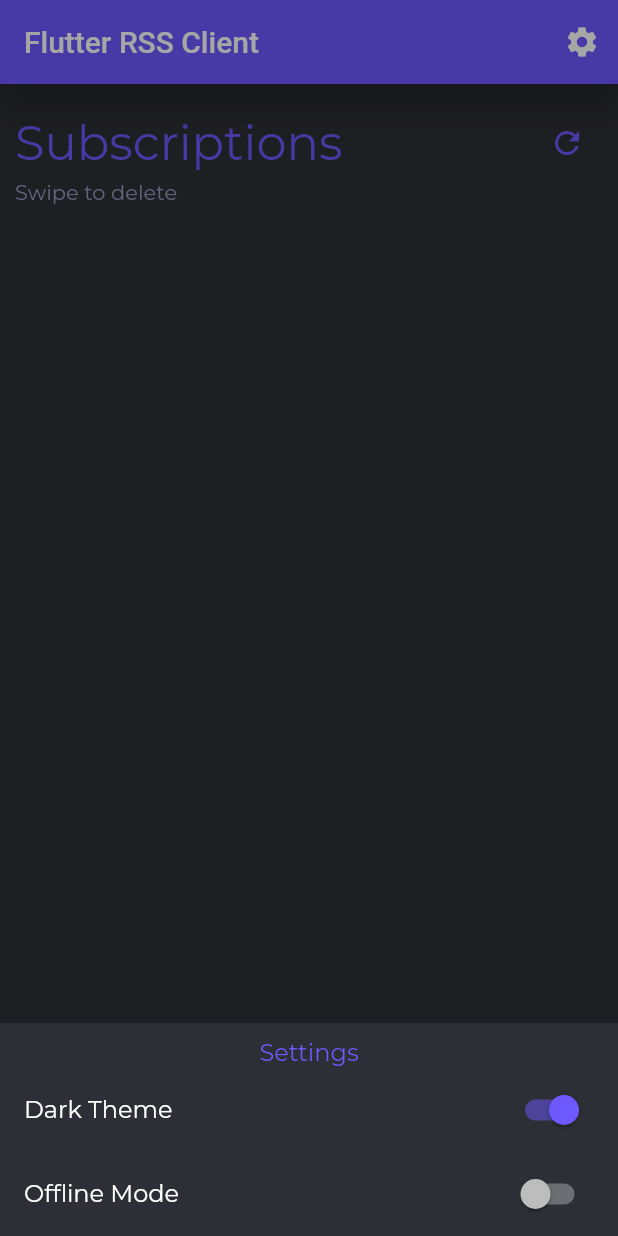
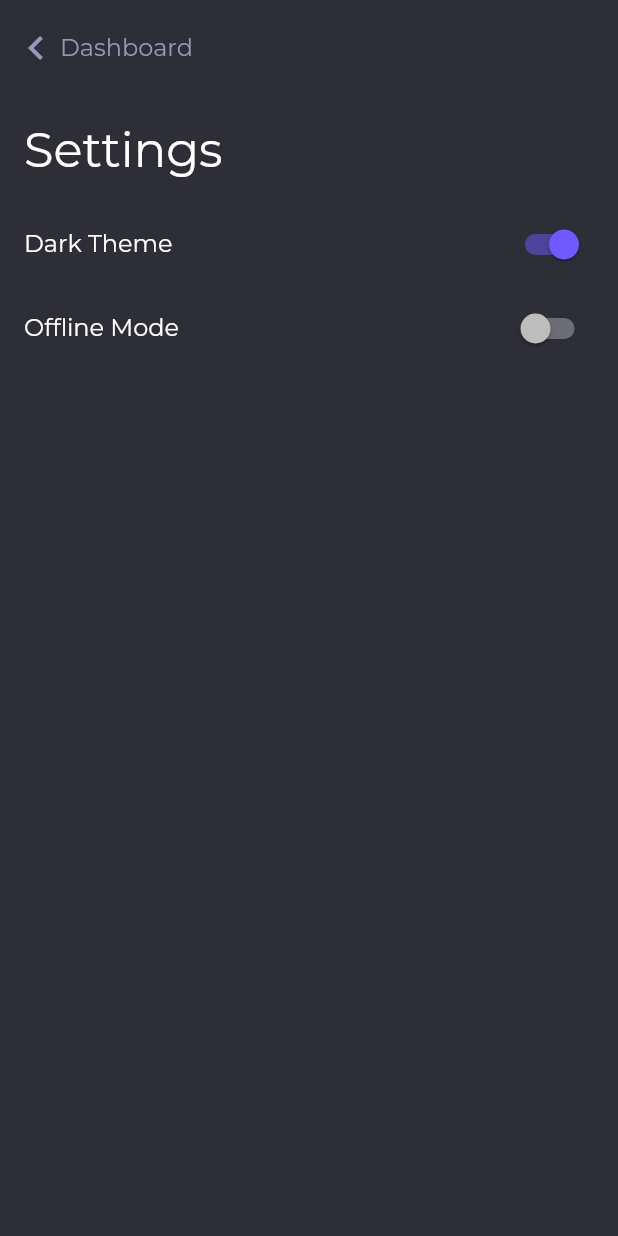
Before and after one commit to requ1Re/flutter-rss-client, a Flutter app: the screen it shows after launch, after a tap on the "settings" icon, on a phone screen of 412 x 824 dp. Run offline on Flutter 3.47's test engine with Material 2 defaults, Android fonts, the phone set to English and light mode, and no system bars; our stand-ins replace badges, flutter_html, google_fonts, jiffy, modal_bottom_sheet, shared_preferences; missing offline and left inert: dart_rss.

Commit message:
Finish Design Refresh (for now)

```diff
--- a/lib/pages/FeedViewPage.dart
+++ b/lib/pages/FeedViewPage.dart
@@ -77,7 +77,10 @@ class _FeedViewPageState extends State<FeedViewPage> {
                             },
                             contentPadding: EdgeInsets.zero,
                             title: Text(widget.feed.items[i].title),
-                            subtitle: widget.feed.items[i].pubDate != null ? Text(Jiffy(widget.feed.items[i].pubDate, "E, dd MMM yyyy HH:mm:ss zzz").yMMMMEEEEdjm) : null,
+                            subtitle: widget.feed.items[i].pubDate != null
+                              ? Text(Jiffy(widget.feed.items[i].pubDate, "E, dd MMM yyyy HH:mm:ss zzz").yMMMMEEEEdjm,
+                                  style: TextStyle(color: Theme.of(context).textTheme.bodyText2.color)
+                              ) : null,
                             trailing: widget.feed.items[i].content.images.isNotEmpty ? Image.network(widget.feed.items[i].content.images.first, fit: BoxFit.cover, width: 100) : null,
                           ),
                         )
--- a/lib/pages/FeedsPage.dart
+++ b/lib/pages/FeedsPage.dart
@@ -5,6 +5,7 @@ import 'package:dart_rss/dart_rss.dart';
 import 'package:flutter/cupertino.dart';
 import 'package:flutter/material.dart';
 import 'package:flutter_rss_client/pages/FeedViewPage.dart';
+import 'package:flutter_rss_client/pages/SettingsPage.dart';
 import 'package:flutter_rss_client/types/SavedFeed.dart';
 import 'package:flutter_rss_client/utils/ApplicationSettings.dart';
 import 'package:modal_bottom_sheet/modal_bottom_sheet.dart';
@@ -71,33 +72,56 @@ class _FeedsPageState extends State<FeedsPage> {
           crossAxisAlignment: CrossAxisAlignment.start,
           children: [
             Padding(
-                padding: EdgeInsets.only(left: 10, right: 10, top: 5, bottom: 10),
-                child: Column(
-                  crossAxisAlignment: CrossAxisAlignment.start,
-                  children: [
-                    Row(
-                      mainAxisAlignment: MainAxisAlignment.spaceBetween,
+              padding: EdgeInsets.symmetric(vertical: 16, horizontal: 16),
+              child: Row(
                 crossAxisAlignment: CrossAxisAlignment.center,
                 children: [
-                        Text("Subscriptions",
-                            style: TextStyle(
-                                fontSize: 32, color: Theme.of(context).primaryColor
-                            )
-                        ),
+                  Text("Flutter RSS Client", style: TextStyle(fontSize: 16)),
+                  Spacer(),
                   IconButton(
                     onPressed: () async {
                       if(!offlineMode){
                         await updateAllFeeds();
                       }
                     },
-                          icon: Icon(Icons.refresh),
-                          color: Theme.of(context).primaryColor,
+                    icon: Icon(
+                      Icons.refresh,
+                      color: Theme.of(context).textTheme.bodyText2.color
+                    )
+                  ),
+                  IconButton(
+                    onPressed: () {
+                      Navigator.push(
+                        context,
+                        MaterialPageRoute(builder: (context) => SettingsPage()),
+                      );
+                    },
+                    icon: Icon(
+                      Icons.settings,
+                      color: Theme.of(context).textTheme.bodyText2.color
+                    )
                   )
                 ],
               ),
-                    Text("Swipe to delete")
+            ),
+            Padding(
+              padding: EdgeInsets.only(top: 16, bottom: 32, left: 16, right: 16),
+              child: Column(
+                crossAxisAlignment: CrossAxisAlignment.start,
+                children: [
+                  Text("Subscriptions",
+                    style: TextStyle(
+                      fontSize: 32,
+                      color: Theme.of(context).textTheme.subtitle1.color
+                    )
+                  ),
+                  Text("Swipe to delete",
+                    style: TextStyle(
+                      fontSize: 18
+                    )
+                  ),
                 ],
-                )
+              ),
             ),
             Expanded(
               child: ReorderableListView.builder(
@@ -131,13 +155,13 @@ class _FeedsPageState extends State<FeedsPage> {
                             )
                           ],
                         ),
-                        subtitle: Text("Last updated: " + f.lastUpdate),
+                        subtitle: Text("Last updated: " + f.lastUpdate, style: TextStyle(color: Theme.of(context).textTheme.bodyText2.color)),
                         trailing: Column(
                           mainAxisAlignment: MainAxisAlignment.center,
                           children: [
                             Badge(
                               badgeContent: Text(f.loadedFeed?.items?.length?.toString() ?? "0", style: TextStyle(color: Colors.white)),
-                              badgeColor: Theme.of(context).primaryColor,
+                              badgeColor: Color(0xFF8185a3),
                             )
                           ],
                         ),
@@ -201,6 +225,7 @@ class _FeedsPageState extends State<FeedsPage> {
       return null;
     }else{
       return FloatingActionButton(
+        backgroundColor: Color(0xFF959abd),
         onPressed: () {
           showMaterialModalBottomSheet(
             shape: ContinuousRectangleBorder(
--- /dev/null
+++ b/lib/pages/SettingsPage.dart
@@ -0,0 +1,99 @@
+import 'package:flutter/material.dart';
+import 'package:flutter_rss_client/utils/ApplicationSettings.dart';
+
+class SettingsPage extends StatefulWidget {
+  const SettingsPage({ Key key }) : super(key: key);
+
+  @override
+  _SettingsPageState createState() => _SettingsPageState();
+}
+
+class _SettingsPageState extends State<SettingsPage> {
+  ApplicationSettings appSettings = ApplicationSettings();
+  bool darkTheme = false;
+  bool offlineMode = false;
+
+  @override
+  void initState() {
+    super.initState();
+
+    refreshSettings();
+
+    appSettings.addListener(() {
+      refreshSettings();
+    });
+  }
+
+  void refreshSettings(){
+    setState(() {
+      darkTheme = appSettings.isDarkThemeEnabled();
+      offlineMode = appSettings.isOfflineModeEnabled();
+    });
+  }
+
+  @override
+  Widget build(BuildContext context) {
+    appSettings = ApplicationSettings();
+
+    return Material(
+        child: SafeArea(
+          child: Column(
+            mainAxisSize: MainAxisSize.min,
+            crossAxisAlignment: CrossAxisAlignment.start,
+            children: [
+              Padding(
+                padding: EdgeInsets.symmetric(vertical: 16, horizontal: 8),
+                child: Row(
+                  crossAxisAlignment: CrossAxisAlignment.center,
+                  children: [
+                    GestureDetector(
+                      child: Row(
+                        children: [
+                          Icon(
+                            Icons.chevron_left,
+                            size: 32,
+                            color: Theme.of(context).textTheme.bodyText2.color,
+                          ),
+                          Text("Dashboard", style: TextStyle(fontSize: 16))
+                        ],
+                      ),
+                      onTap: () => {
+                        Navigator.pop(context)
+                      },
+                    ),
+                  ],
+                ),
+              ),
+              Padding(
+                padding: EdgeInsets.symmetric(vertical: 16, horizontal: 16),
+                child: Text("Settings",
+                  style: TextStyle(
+                    fontSize: 32,
+                    color: Theme.of(context).textTheme.subtitle1.color
+                  )
+                ),
+              ),
+              ListTile(
+                title: Text("Dark Theme"),
+                trailing: Switch(
+                    value: darkTheme,
+                    onChanged: (val){
+                      appSettings.setEnableDarkMode(val);
+                    }
+                ),
+              ),
+              ListTile(
+                title: Text("Offline Mode"),
+                trailing: Switch(
+                    value: offlineMode,
+                    onChanged: (val){
+                      appSettings.setEnableOfflineMode(val);
+                    }
+                ),
+              )
+            ],
+          ),
+        ),
+    );
+  }
+}
--- a/lib/pages/WrapperPage.dart
+++ b/lib/pages/WrapperPage.dart
@@ -1,7 +1,5 @@
 import 'package:flutter/material.dart';
 import 'package:flutter_rss_client/pages/FeedsPage.dart';
-import 'package:flutter_rss_client/utils/ApplicationSettings.dart';
-import 'package:modal_bottom_sheet/modal_bottom_sheet.dart';
 
 class WrapperPage extends StatefulWidget {
   @override
@@ -9,92 +7,12 @@ class WrapperPage extends StatefulWidget {
 }
 
 class _WrapperPageState extends State<WrapperPage> {
-  ApplicationSettings appSettings = ApplicationSettings();
-  bool darkTheme = false;
-  bool offlineMode = false;
-
-  @override
-  void initState() {
-    super.initState();
-
-    refreshSettings();
-
-    appSettings.addListener(() {
-      refreshSettings();
-    });
-  }
-
-  void refreshSettings(){
-    setState(() {
-      darkTheme = appSettings.isDarkThemeEnabled();
-      offlineMode = appSettings.isOfflineModeEnabled();
-    });
-  }
 
   @override
   Widget build(BuildContext context) {
     return Scaffold(
-      appBar: AppBar(
-        title: Text("Flutter RSS Client"),
-        elevation: 10,
-        brightness: Brightness.dark,
-        actions: [
-          IconButton(
-              icon: Icon(Icons.settings),
-              onPressed: (){
-                showMaterialModalBottomSheet(
-                  context: context,
-                  builder: (context){
-                    return StatefulBuilder(
-                      builder: (context, setState) {
-                        return Column(
-                          mainAxisSize: MainAxisSize.min,
-                          crossAxisAlignment: CrossAxisAlignment.center,
-                          children: [
-                            Padding(
-                              padding: EdgeInsets.only(top: 10),
-                              child: Text("Settings",
-                                  style: TextStyle(
-                                      fontSize: 16, color: Theme.of(context).primaryColor
-                                  )
-                              ),
-                            ),
-                            ListTile(
-                              title: Text("Dark Theme"),
-                              trailing: Switch(
-                                  value: darkTheme,
-                                  onChanged: (val){
-                                    appSettings.setEnableDarkMode(val);
-                                  }
-                              ),
-                            ),
-                            ListTile(
-                              title: Text("Offline Mode"),
-                              trailing: Switch(
-                                  value: offlineMode,
-                                  onChanged: (val){
-                                    appSettings.setEnableOfflineMode(val);
-                                  }
-                              ),
-                            )
-                          ],
-                        );
-                      }
-                    );
-                  },
-                );
-              }
-          )
-        ],
-      ),
       body: FeedsPage(),
     );
   }
 
-  @override
-  void dispose() {
-    appSettings.dispose();
-
-    super.dispose();
-  }
 }
```
Lines whose indentation alone changed are shown as unchanged.
